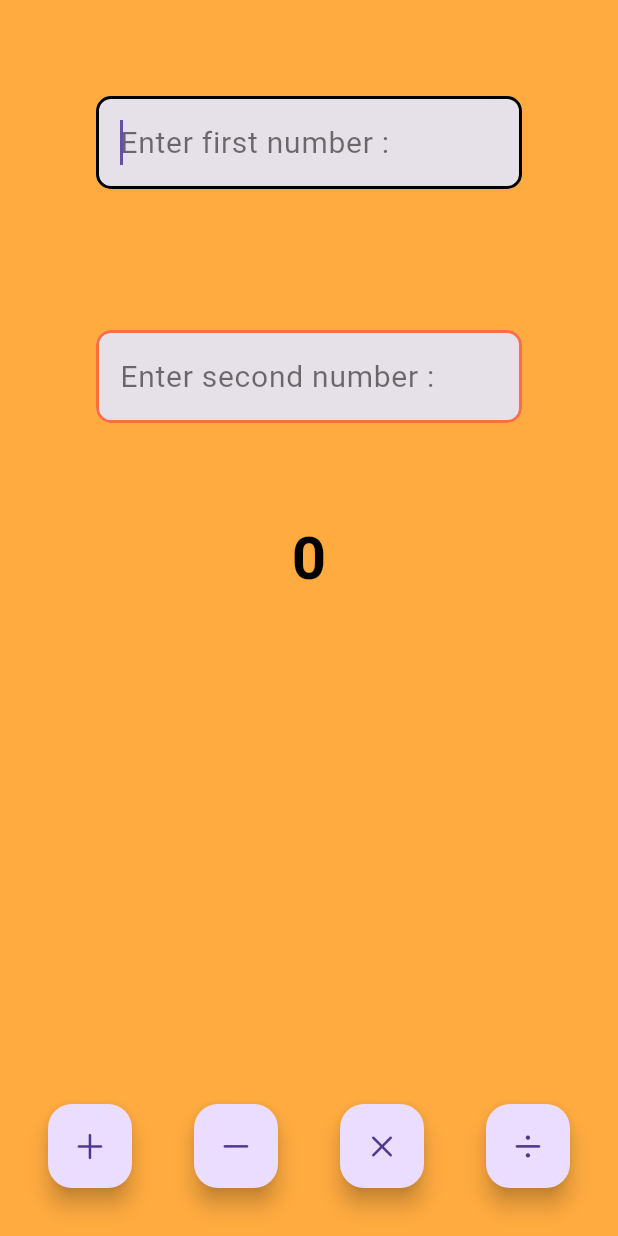
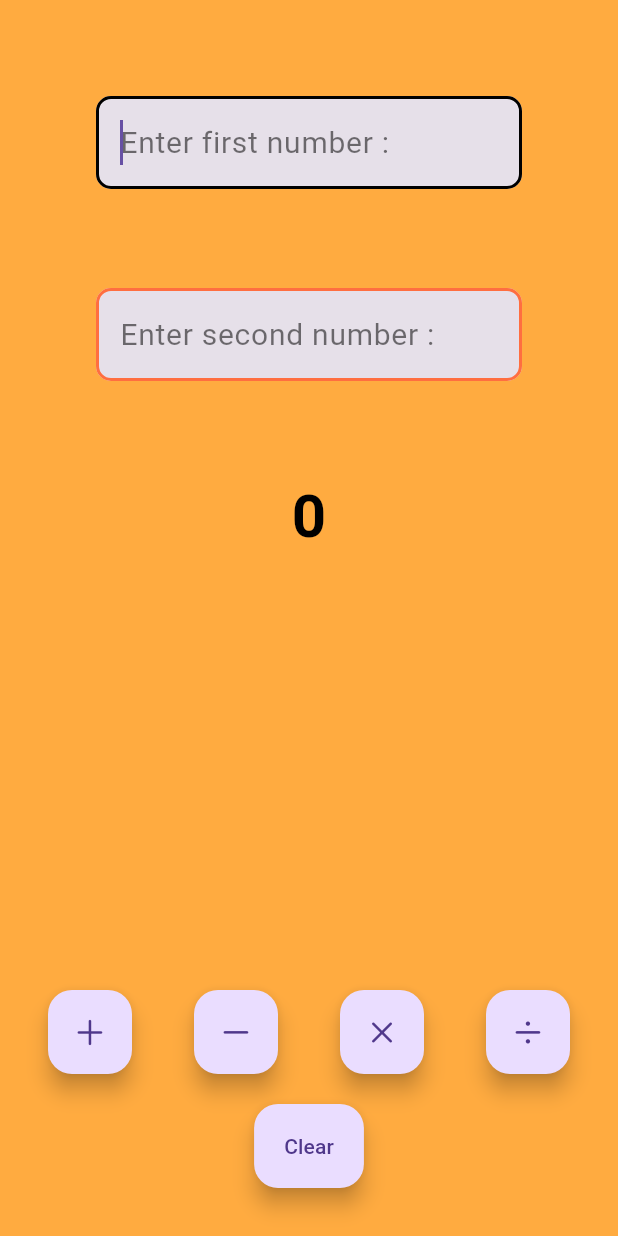
Before and after one commit to smilewithkhushi/30DaysOfFlutter, a Flutter app: the screen it shows after launch, on a phone screen of 412 x 824 dp. Run offline on Flutter 3.47's test engine with Material 3 defaults, Android fonts, the phone set to English and light mode, and no system bars.

Commit message:
[added] basic calculator

```diff
--- a/lib/views/calculator_view.dart
+++ b/lib/views/calculator_view.dart
@@ -3,29 +3,52 @@ import 'package:flutter/material.dart';
 
 //calculator view for the application
 
-class CalculatorView extends StatelessWidget {
+class CalculatorView extends StatefulWidget {
   const CalculatorView({Key? key}) : super(key: key);
 
   @override
+  State<CalculatorView> createState() => _CalculatorViewState();
+}
+
+class _CalculatorViewState extends State<CalculatorView> {
+  num x = 0;
+  num y = 0;
+  num result = 0;
+
+  final displayOneController = TextEditingController();
+  final displayTwoController = TextEditingController();
+
+  @override
+  void initState() {
+    super.initState();
+    displayOneController.text = x.toString();
+    displayTwoController.text = y.toString();
+  }
+
+  @override
   Widget build(BuildContext context) {
-    return const Padding(
+    return Padding(
       padding: EdgeInsets.all(32.0),
       child: Column(
         children: [
           //Calculator Display
-          DisplayOne(hint: "Enter first number : "),
-          SizedBox(
-            height: 30,
+
+          Display(
+              hint: "Enter first number : ", controller: displayOneController),
+
+          const SizedBox(
+            height: 2,
           ),
 
-          DisplayOne(hint: "Enter second number : "),
+          Display(
+              hint: "Enter second number : ", controller: displayTwoController),
 
           const SizedBox(
             height: 30,
           ),
 
-          const Text(
-            "0",
+          Text(
+            result.toString(),
             style: TextStyle(
                 fontSize: 40.0,
                 color: Colors.black,
@@ -37,24 +60,60 @@ class CalculatorView extends StatelessWidget {
             mainAxisAlignment: MainAxisAlignment.spaceBetween,
             children: [
               FloatingActionButton(
-                onPressed: () {},
-                child: const Icon(CupertinoIcons.add),
+                onPressed: () {
+                  setState(() {
+                    result = num.tryParse(displayOneController.text)! +
+                        num.tryParse(displayTwoController.text)!;
+                  });
+                },
+                child: Icon(CupertinoIcons.add),
               ),
               FloatingActionButton(
-                onPressed: () {},
+                onPressed: () {
+                  setState(() {
+                    result = num.tryParse(displayOneController.text)! -
+                        num.tryParse(displayTwoController.text)!;
+                  });
+                },
                 child: Icon(CupertinoIcons.minus),
               ),
               FloatingActionButton(
-                onPressed: () {},
+                onPressed: () {
+                  setState(() {
+                    result = num.tryParse(displayOneController.text)! *
+                        num.tryParse(displayTwoController.text)!;
+                  });
+                },
                 child: Icon(CupertinoIcons.multiply),
               ),
               FloatingActionButton(
-                onPressed: () {},
+                onPressed: () {
+                  setState(() {
+                    result = num.tryParse(displayOneController.text)! /
+                        num.tryParse(displayTwoController.text)!;
+                  });
+                },
                 child: Icon(CupertinoIcons.divide),
               ),
             ],
           ),
+
           //Calculator Buttons
+          const SizedBox(
+            height: 20,
+          ),
+
+          FloatingActionButton.extended(
+              onPressed: () {
+                setState() {
+                  x = 0;
+                  y = 0;
+                  result = 0;
+                  displayOneController.clear();
+                  displayTwoController.clear();
+                }
+              },
+              label: const Text("Clear"))
         ],
       ),
     );
@@ -63,10 +122,12 @@ class CalculatorView extends StatelessWidget {
 
 //calculator display for the application
 
-class DisplayOne extends StatelessWidget {
-  const DisplayOne({super.key, this.hint = "Enter a number"});
+class Display extends StatelessWidget {
+  const Display(
+      {super.key, this.hint = "Enter a number", required this.controller});
 
-  final String hint;
+  final String? hint;
+  final TextEditingController controller;
 
   @override
   Widget build(BuildContext context) {
```
